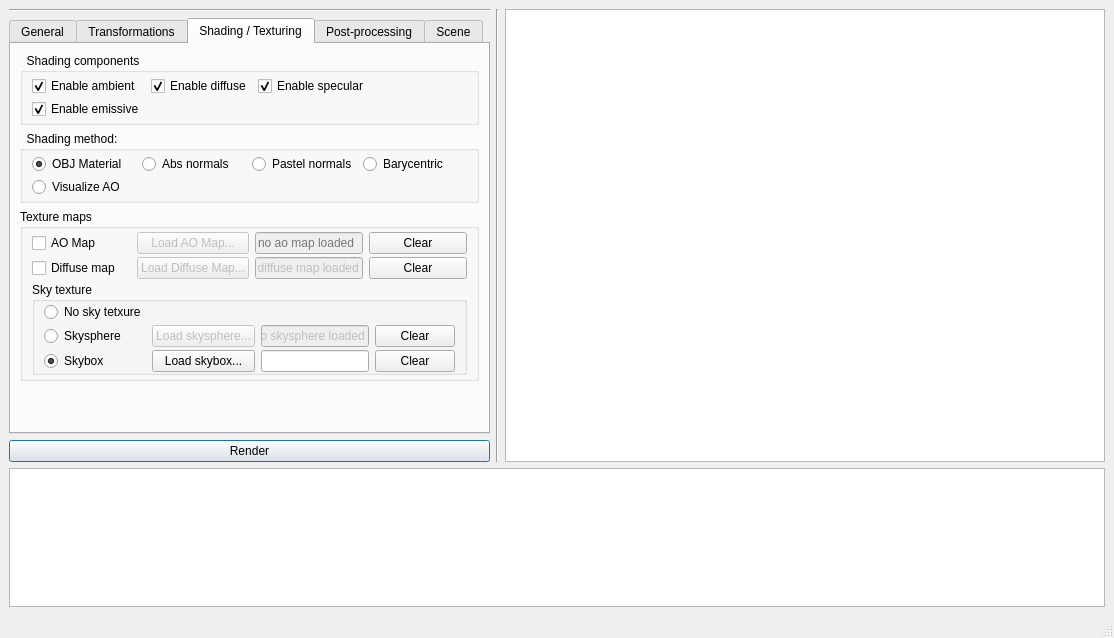
Qt form tp2/projets/QT/mainwindow.ui (TomClabault/RayTracerCPP) before a commit.
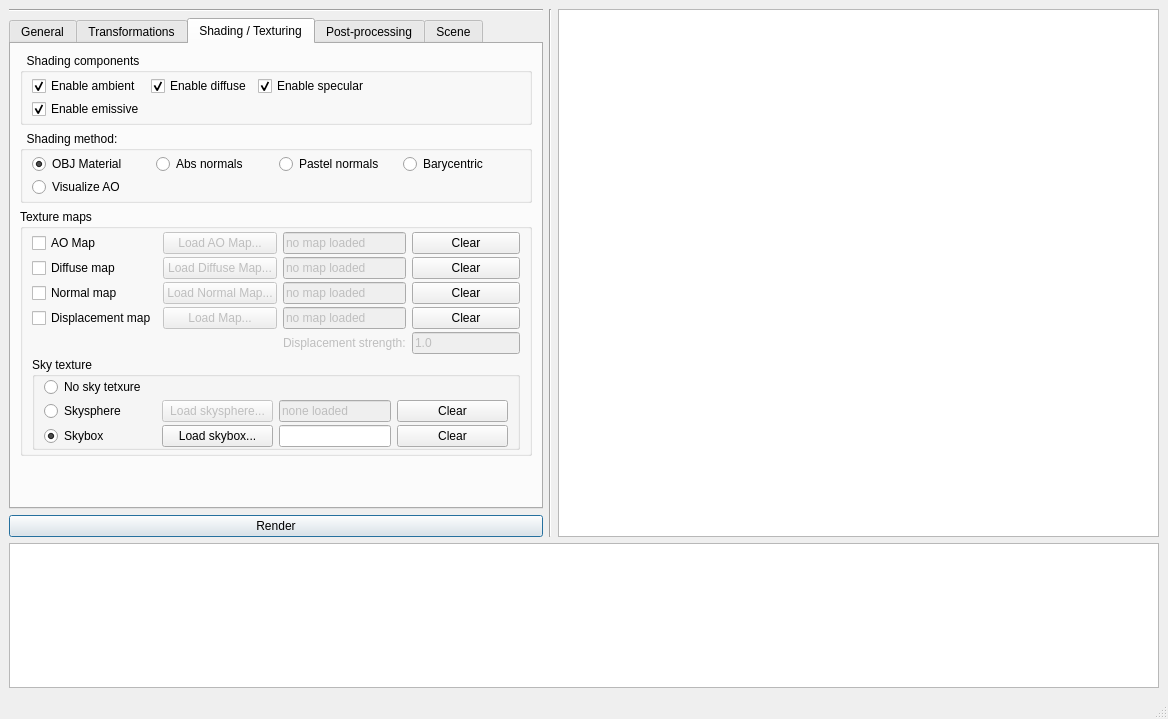
The same form after that commit. The open tabs and pages were chosen to show the change.

Commit message: Implemented normal mapping and parallax mapping

Patch:
```diff
--- a/tp2/projets/QT/mainwindow.ui
+++ b/tp2/projets/QT/mainwindow.ui
@@ -6,8 +6,8 @@
    <rect>
     <x>0</x>
     <y>0</y>
-    <width>1112</width>
-    <height>638</height>
+    <width>1168</width>
+    <height>719</height>
    </rect>
   </property>
   <property name="windowTitle">
@@ -892,6 +892,9 @@
                    <verstretch>0</verstretch>
                   </sizepolicy>
                  </property>
+                 <property name="text">
+                  <string>no map loaded</string>
+                 </property>
                  <property name="readOnly">
                   <bool>true</bool>
                  </property>
@@ -928,7 +931,7 @@
                   </sizepolicy>
                  </property>
                  <property name="text">
-                  <string>no diffuse map loaded</string>
+                  <string>no map loaded</string>
                  </property>
                  <property name="readOnly">
                   <bool>true</bool>
@@ -1026,7 +1029,7 @@
                      </sizepolicy>
                     </property>
                     <property name="text">
-                     <string>no skysphere loaded</string>
+                     <string>none loaded</string>
                     </property>
                     <property name="readOnly">
                      <bool>true</bool>
@@ -1126,6 +1129,154 @@
                  </layout>
                 </widget>
                </item>
+               <item row="2" column="1">
+                <widget class="QPushButton" name="load_normal_map_button">
+                 <property name="enabled">
+                  <bool>false</bool>
+                 </property>
+                 <property name="sizePolicy">
+                  <sizepolicy hsizetype="Minimum" vsizetype="Fixed">
+                   <horstretch>0</horstretch>
+                   <verstretch>0</verstretch>
+                  </sizepolicy>
+                 </property>
+                 <property name="text">
+                  <string>Load Normal Map...</string>
+                 </property>
+                </widget>
+               </item>
+               <item row="2" column="0">
+                <widget class="QCheckBox" name="normal_map_checkbox">
+                 <property name="sizePolicy">
+                  <sizepolicy hsizetype="Minimum" vsizetype="Fixed">
+                   <horstretch>0</horstretch>
+                   <verstretch>0</verstretch>
+                  </sizepolicy>
+                 </property>
+                 <property name="text">
+                  <string>Normal map</string>
+                 </property>
+                </widget>
+               </item>
+               <item row="2" column="3">
+                <widget class="QPushButton" name="clear_normal_map_button">
+                 <property name="sizePolicy">
+                  <sizepolicy hsizetype="Minimum" vsizetype="Fixed">
+                   <horstretch>0</horstretch>
+                   <verstretch>0</verstretch>
+                  </sizepolicy>
+                 </property>
+                 <property name="text">
+                  <string>Clear</string>
+                 </property>
+                </widget>
+               </item>
+               <item row="2" column="2">
+                <widget class="QLineEdit" name="normal_map_loaded_edit">
+                 <property name="enabled">
+                  <bool>false</bool>
+                 </property>
+                 <property name="sizePolicy">
+                  <sizepolicy hsizetype="Minimum" vsizetype="Fixed">
+                   <horstretch>0</horstretch>
+                   <verstretch>0</verstretch>
+                  </sizepolicy>
+                 </property>
+                 <property name="text">
+                  <string>no map loaded</string>
+                 </property>
+                 <property name="readOnly">
+                  <bool>true</bool>
+                 </property>
+                </widget>
+               </item>
+               <item row="3" column="1">
+                <widget class="QPushButton" name="load_displacement_map_button">
+                 <property name="enabled">
+                  <bool>false</bool>
+                 </property>
+                 <property name="sizePolicy">
+                  <sizepolicy hsizetype="Minimum" vsizetype="Fixed">
+                   <horstretch>0</horstretch>
+                   <verstretch>0</verstretch>
+                  </sizepolicy>
+                 </property>
+                 <property name="text">
+                  <string>Load Map...</string>
+                 </property>
+                </widget>
+               </item>
+               <item row="3" column="0">
+                <widget class="QCheckBox" name="displacement_map_check_box">
+                 <property name="sizePolicy">
+                  <sizepolicy hsizetype="Minimum" vsizetype="Fixed">
+                   <horstretch>0</horstretch>
+                   <verstretch>0</verstretch>
+                  </sizepolicy>
+                 </property>
+                 <property name="text">
+                  <string>Displacement map</string>
+                 </property>
+                </widget>
+               </item>
+               <item row="3" column="2">
+                <widget class="QLineEdit" name="displacement_map_loaded_edit">
+                 <property name="enabled">
+                  <bool>false</bool>
+                 </property>
+                 <property name="sizePolicy">
+                  <sizepolicy hsizetype="Minimum" vsizetype="Fixed">
+                   <horstretch>0</horstretch>
+                   <verstretch>0</verstretch>
+                  </sizepolicy>
+                 </property>
+                 <property name="text">
+                  <string>no map loaded</string>
+                 </property>
+                 <property name="readOnly">
+                  <bool>true</bool>
+                 </property>
+                </widget>
+               </item>
+               <item row="3" column="3">
+                <widget class="QPushButton" name="clear_displacement_map_button">
+                 <property name="sizePolicy">
+                  <sizepolicy hsizetype="Minimum" vsizetype="Fixed">
+                   <horstretch>0</horstretch>
+                   <verstretch>0</verstretch>
+                  </sizepolicy>
+                 </property>
+                 <property name="text">
+                  <string>Clear</string>
+                 </property>
+                </widget>
+               </item>
+               <item row="4" column="3">
+                <widget class="QLineEdit" name="displacement_strength_edit">
+                 <property name="enabled">
+                  <bool>false</bool>
+                 </property>
+                 <property name="sizePolicy">
+                  <sizepolicy hsizetype="Minimum" vsizetype="Fixed">
+                   <horstretch>0</horstretch>
+                   <verstretch>0</verstretch>
+                  </sizepolicy>
+                 </property>
+                 <property name="text">
+                  <string>1.0</string>
+                 </property>
+                </widget>
+               </item>
+               <item row="4" column="2">
+                <widget class="QLabel" name="displacement_strength_label">
+                 <property name="enabled">
+                  <bool>false</bool>
+                 </property>
+                 <property name="text">
+                  <string>Displacement strength:</string>
+                 </property>
+                </widget>
+               </item>
               </layout>
              </widget>
             </item>
```
Left out of the diff: 15 changed lines with no effect on the pictures. The commit also changes 10 other files.
